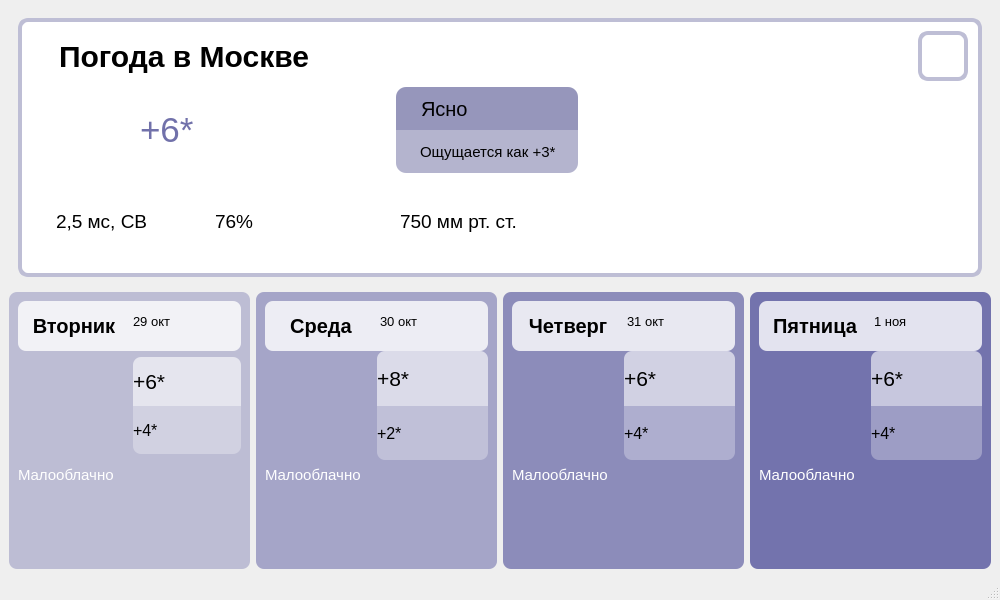
TmT4elovek/Everyday-Application, file UI/weather.ui: the form before one commit.
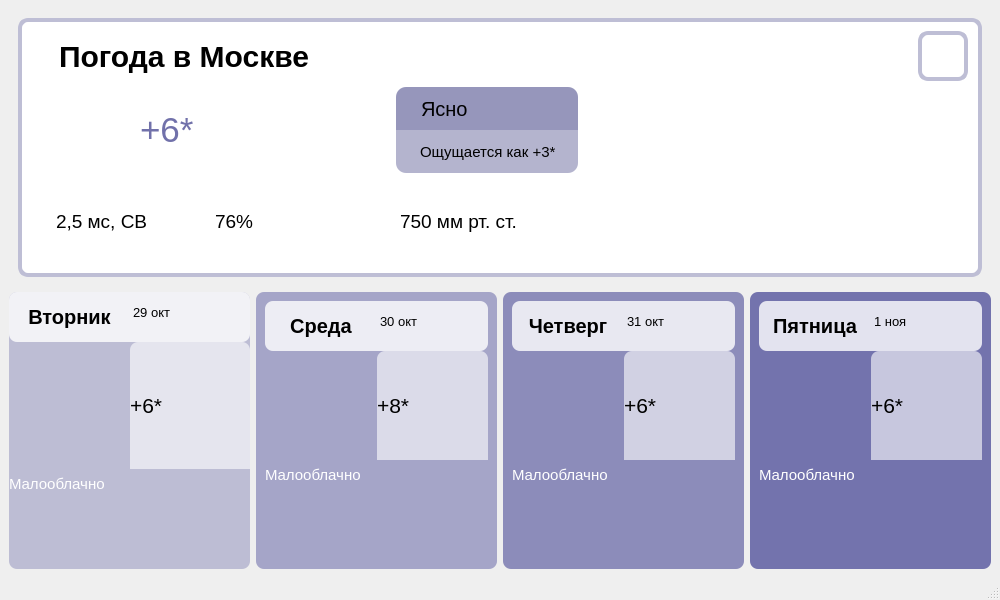
The form after the commit. Icons and pictures are not drawn.

Commit message: Trying to fix weather

What changed in the file:
```diff
--- a/UI/weather.ui
+++ b/UI/weather.ui
@@ -168,7 +168,7 @@
                  <number>0</number>
                 </property>
                 <item>
-                 <widget class="QLabel" name="weather_3">
+                 <widget class="QLabel" name="weather">
                   <property name="styleSheet">
                    <string notr="true">background: rgb(105, 105, 157, 0.7);
 border-bottom-left-radius: 0px;
@@ -278,6 +278,21 @@
 </string>
           </property>
           <layout class="QVBoxLayout" name="verticalLayout_4">
+           <property name="spacing">
+            <number>0</number>
+           </property>
+           <property name="leftMargin">
+            <number>0</number>
+           </property>
+           <property name="topMargin">
+            <number>0</number>
+           </property>
+           <property name="rightMargin">
+            <number>0</number>
+           </property>
+           <property name="bottomMargin">
+            <number>0</number>
+           </property>
            <item>
             <layout class="QVBoxLayout" name="verticalLayout_3">
              <property name="bottomMargin">
@@ -372,29 +387,12 @@
                    </property>
                   </widget>
                  </item>
-                 <item>
-                  <widget class="QLabel" name="temp_night">
-                   <property name="font">
-                    <font>
-                     <pointsize>12</pointsize>
-                    </font>
-                   </property>
-                   <property name="styleSheet">
-                    <string notr="true">background: rgb(255, 255, 255, 0.3);
-border-top-left-radius: 0px;
-border-top-right-radius: 0px;</string>
-                   </property>
-                   <property name="text">
-                    <string>+4*</string>
-                   </property>
-                  </widget>
-                 </item>
                 </layout>
                </item>
               </layout>
              </item>
              <item>
-              <widget class="QLabel" name="weather">
+              <widget class="QLabel" name="weather_1">
                <property name="font">
                 <font>
                  <pointsize>-1</pointsize>
@@ -533,23 +531,6 @@
                    </property>
                   </widget>
                  </item>
-                 <item>
-                  <widget class="QLabel" name="temp_night_2">
-                   <property name="font">
-                    <font>
-                     <pointsize>12</pointsize>
-                    </font>
-                   </property>
-                   <property name="styleSheet">
-                    <string notr="true">background: rgb(255, 255, 255, 0.3);
-border-top-left-radius: 0px;
-border-top-right-radius: 0px;</string>
-                   </property>
-                   <property name="text">
-                    <string>+2*</string>
-                   </property>
-                  </widget>
-                 </item>
                 </layout>
                </item>
               </layout>
@@ -694,29 +675,12 @@
                    </property>
                   </widget>
                  </item>
-                 <item>
-                  <widget class="QLabel" name="temp_night_3">
-                   <property name="font">
-                    <font>
-                     <pointsize>12</pointsize>
-                    </font>
-                   </property>
-                   <property name="styleSheet">
-                    <string notr="true">background: rgb(255, 255, 255, 0.3);
-border-top-left-radius: 0px;
-border-top-right-radius: 0px;</string>
-                   </property>
-                   <property name="text">
-                    <string>+4*</string>
-                   </property>
-                  </widget>
-                 </item>
                 </layout>
                </item>
               </layout>
              </item>
              <item>
-              <widget class="QLabel" name="label_3">
+              <widget class="QLabel" name="weather_3">
                <property name="font">
                 <font>
                  <pointsize>-1</pointsize>
@@ -855,23 +819,6 @@
                    </property>
                   </widget>
                  </item>
-                 <item>
-                  <widget class="QLabel" name="temp_night_4">
-                   <property name="font">
-                    <font>
-                     <pointsize>12</pointsize>
-                    </font>
-                   </property>
-                   <property name="styleSheet">
-                    <string notr="true">background: rgb(255, 255, 255, 0.3);
-border-top-left-radius: 0px;
-border-top-right-radius: 0px;</string>
-                   </property>
-                   <property name="text">
-                    <string>+4*</string>
-                   </property>
-                  </widget>
-                 </item>
                 </layout>
                </item>
               </layout>
```
Left out of the diff: 12 changed lines with no effect on the pictures. The commit also changes 30 other files.
